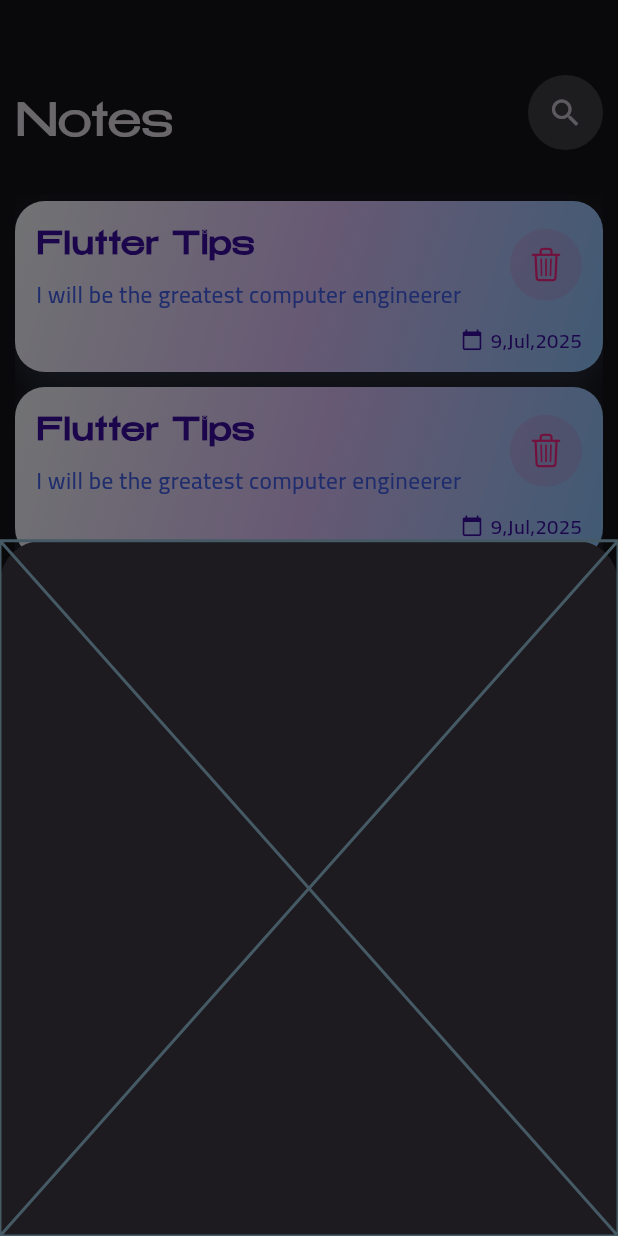
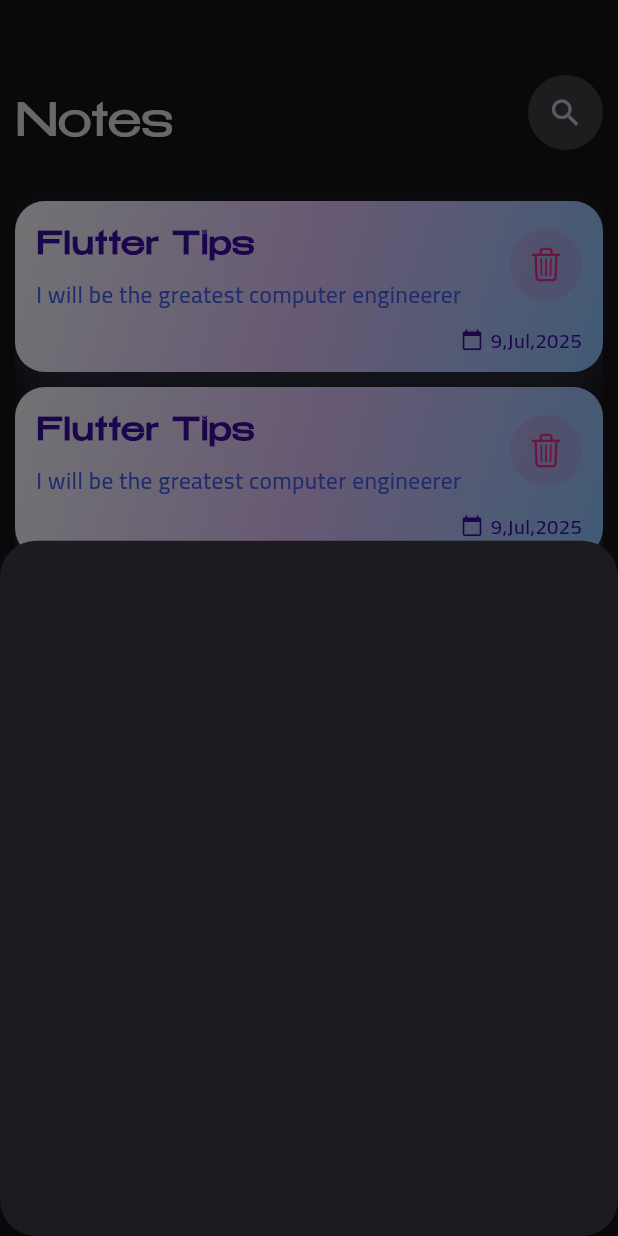
Before and after one commit to m7mdyasin/notes_app, a Flutter app: the screen it shows after launch, after a tap on the "add" icon, on a phone screen of 412 x 824 dp. Run offline on Flutter 3.47's test engine with Material 3 defaults, Android fonts, the phone set to English and light mode, and no system bars.

Commit message:
add border radieus to bottom sheet

```diff
--- a/lib/views/notes_view.dart
+++ b/lib/views/notes_view.dart
@@ -13,6 +13,9 @@ class NotesView extends StatelessWidget {
         floatingActionButton: FloatingActionButton(
           onPressed: () {
             showModalBottomSheet(
+              shape: RoundedRectangleBorder(
+                borderRadius: BorderRadius.circular(24),
+              ),
               context: context,
               builder: (context) {
                 return AddNoteBottomSheet();
--- a/lib/views/widgets/add_note_bottom_sheet.dart
+++ b/lib/views/widgets/add_note_bottom_sheet.dart
@@ -5,6 +5,6 @@ class AddNoteBottomSheet extends StatelessWidget {
 
   @override
   Widget build(BuildContext context) {
-    return const Placeholder();
+    return Container();
   }
 }
```
